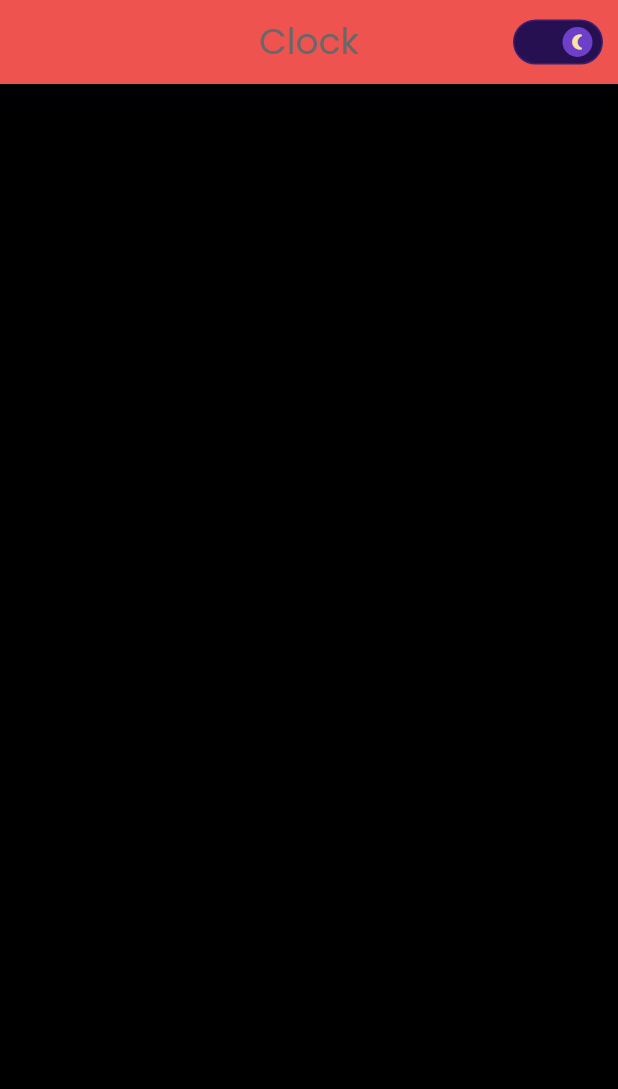
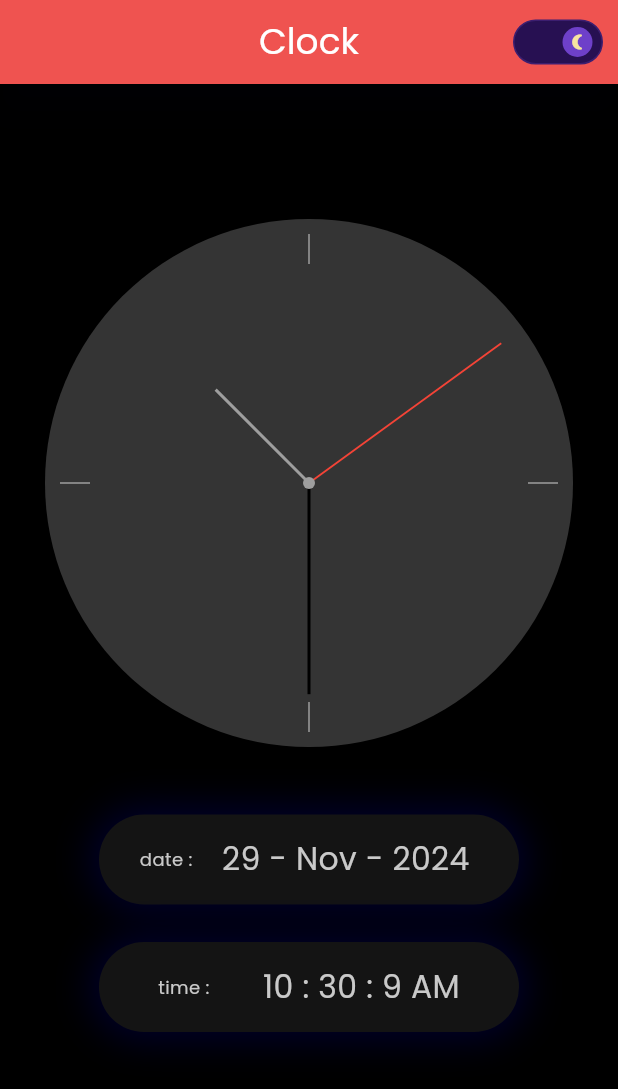
Before and after one commit to EngAhmad-Tayasna/Clock-Application, a Flutter app: the screen it shows after launch, after a tap on the "wb sunny" icon, on a phone screen of 412 x 824 dp. Shown: the top 1089 px of the screen. Run offline on Flutter 3.47's test engine with Material 3 defaults, Android fonts, the phone set to English and light mode, and no system bars; drawn by our look-alikes of flutter_switch; our stand-ins replace get, get_storage, google_fonts.

Commit message:
finish project

```diff
--- a/lib/main.dart
+++ b/lib/main.dart
@@ -21,7 +21,7 @@ class MyApp extends StatelessWidget {
       darkTheme: Themes.dark,
       themeMode: ThemeService().theme,
       debugShowCheckedModeBanner: false,
-      home:  HomePage(),
+      home:  const HomePage(),
     );
   }
 }
--- /dev/null
+++ b/lib/painter/painter.dart
@@ -0,0 +1,102 @@
+import 'dart:math';
+
+import 'package:flutter/material.dart';
+
+class ClockPainter extends CustomPainter {
+  DateTime? dateTime;
+  ClockPainter({this.dateTime});
+  @override
+  void paint(Canvas canvas, Size size) {
+    double centerX = size.width / 2;
+    double centerY = size.height / 2;
+    Offset center = Offset(centerX, centerY);
+
+    // 6
+    canvas.drawLine(
+        Offset(10, centerY),
+        Offset(30, centerY),
+        Paint()
+          ..color = Colors.grey
+          ..style = PaintingStyle.stroke
+          ..strokeWidth = 1);
+
+    // 9
+    canvas.drawLine(
+        Offset(centerX, 10),
+        Offset(centerX, 30),
+        Paint()
+          ..color = Colors.grey
+          ..style = PaintingStyle.stroke
+          ..strokeWidth = 1);
+
+    // 12
+    canvas.drawLine(
+        Offset(centerX * 2 - 30, centerX),
+        Offset(centerX * 2 - 10, centerX),
+        Paint()
+          ..color = Colors.grey
+          ..style = PaintingStyle.stroke
+          ..strokeWidth = 1);
+
+    // 3
+    canvas.drawLine(
+        Offset(centerX, centerY * 2 - 30),
+        Offset(centerX, centerY * 2 - 10),
+        Paint()
+          ..color = Colors.grey
+          ..style = PaintingStyle.stroke
+          ..strokeWidth = 1);
+
+    // hour calc
+    double hourX = centerX +
+        size.width *
+            .25 *
+            cos((dateTime!.hour * 30 + dateTime!.minute * .5) * pi / 180);
+
+    double hourY = centerY +
+        size.width *
+            .25 *
+            sin((dateTime!.hour * 30 + dateTime!.minute * .5) * pi / 180);
+
+    Paint hourPaint = Paint()
+      ..color = Colors.grey
+      ..style = PaintingStyle.stroke
+      ..strokeWidth = 2;
+
+    canvas.drawLine(center, Offset(hourX, hourY), hourPaint);
+
+    // min calc
+    double minX =
+        centerX + size.width * .4 * cos((dateTime!.minute * 6) * pi / 180);
+
+    double minY =
+        centerY + size.width * .4 * sin((dateTime!.minute * 6) * pi / 180);
+
+    Paint minPaint = Paint()
+      ..color = Colors.black
+      ..style = PaintingStyle.stroke
+      ..strokeWidth = 2;
+
+    canvas.drawLine(center, Offset(minX, minY), minPaint);
+
+    // sec calc
+    double secX =
+        centerX + size.width * .45 * cos((dateTime!.second * 6) * pi / 180);
+
+    double secY =
+        centerY + size.width * .45 * sin((dateTime!.second * 6) * pi / 180);
+
+    Paint secPaint = Paint()
+      ..color = Colors.red
+      ..style = PaintingStyle.stroke
+      ..strokeWidth = 1.2;
+
+    canvas.drawLine(center, Offset(secX, secY), secPaint);
+
+    Paint dotPaint = Paint()..color = Colors.grey;
+    canvas.drawCircle(center, 4, dotPaint);
+  }
+
+  @override
+  bool shouldRepaint(covariant CustomPainter oldDelegate) => true;
+}
--- a/lib/view/screens/homepage.dart
+++ b/lib/view/screens/homepage.dart
@@ -1,8 +1,10 @@
 import 'package:clock_app/controller/homecontroller.dart';
+import 'package:clock_app/view/widget/clock.dart';
 import 'package:flutter/material.dart';
 import 'package:flutter_switch/flutter_switch.dart';
 import 'package:get/get.dart';
 import 'package:google_fonts/google_fonts.dart';
+import 'package:intl/intl.dart';
 
 class HomePage extends GetView<HomeController> {
   const HomePage({super.key});
@@ -18,7 +20,7 @@ class HomePage extends GetView<HomeController> {
                     fontSize: 24,
                     fontWeight: FontWeight.normal)
                 : GoogleFonts.poppins(
-                    color: const Color(0xff686868),
+                    color: Colors.white,
                     fontSize: 24,
                     fontWeight: FontWeight.normal)),
         centerTitle: true,
@@ -65,6 +67,99 @@ class HomePage extends GetView<HomeController> {
           )
         ],
       ),
+      body: Column(
+        children: [
+          const Clock(),
+          const SizedBox(
+            height: 45,
+          ),
+          Obx(() => Column(
+                children: [
+                  Container(
+                    alignment: Alignment.center,
+                    width: 280,
+                    height: 60,
+                    decoration: BoxDecoration(
+                        color: Get.isDarkMode
+                            ? const Color(0xff141414)
+                            : Colors.white,
+                        borderRadius: BorderRadius.circular(44),
+                        boxShadow: const [
+                          BoxShadow(
+                              color: Color(0xff000029),
+                              blurRadius: 20,
+                              spreadRadius: 6)
+                        ]),
+                    child: Row(
+                      mainAxisAlignment: MainAxisAlignment.center,
+                      crossAxisAlignment: CrossAxisAlignment.center,
+                      children: [
+                        Text("date : ",
+                            style: Get.isDarkMode
+                                ? GoogleFonts.poppins(
+                                    color: const Color(0xffC9C9C9),
+                                    fontSize: 12)
+                                : GoogleFonts.poppins(
+                                    color: const Color(0xffC9C9C9),
+                                    fontSize: 12)),
+                        const SizedBox(width: 16),
+                        Text(
+                          DateFormat("d - MMM - y ")
+                              .format(controller.dateTime.value),
+                          style: Get.isDarkMode
+                              ? GoogleFonts.poppins(
+                                  color: const Color(0xffC9C9C9), fontSize: 21)
+                              : GoogleFonts.poppins(
+                                  color: const Color(0xff686868), fontSize: 21),
+                        )
+                      ],
+                    ),
+                  ),
+                  const SizedBox(height: 25),
+                  Container(
+                    alignment: Alignment.center,
+                    width: 280,
+                    height: 60,
+                    decoration: BoxDecoration(
+                        color: Get.isDarkMode
+                            ? const Color(0xff141414)
+                            : Colors.white,
+                        borderRadius: BorderRadius.circular(44),
+                        boxShadow: const [
+                          BoxShadow(
+                              color: Color(0xff000029),
+                              blurRadius: 20,
+                              spreadRadius: 6)
+                        ]),
+                    child: Row(
+                      crossAxisAlignment: CrossAxisAlignment.center,
+                      mainAxisAlignment: MainAxisAlignment.center,
+                      children: [
+                        Text("time : ",
+                            style: Get.isDarkMode
+                                ? GoogleFonts.poppins(
+                                    color: const Color(0xffc9c9c9),
+                                    fontSize: 12)
+                                : GoogleFonts.poppins(
+                                    color: const Color(0xffc9c9c9),
+                                    fontSize: 12)),
+                        const SizedBox(width: 32),
+                        Text(
+                          DateFormat("h : m : s a")
+                              .format(controller.dateTime.value),
+                          style: Get.isDarkMode
+                              ? GoogleFonts.poppins(
+                                  color: const Color(0xffC9C9C9), fontSize: 21)
+                              : GoogleFonts.poppins(
+                                  color: const Color(0xff686868), fontSize: 21),
+                        )
+                      ],
+                    ),
+                  )
+                ],
+              ))
+        ],
+      ),
     );
   }
 }
--- /dev/null
+++ b/lib/view/widget/clock.dart
@@ -0,0 +1,34 @@
+import 'dart:math';
+
+import 'package:clock_app/controller/homecontroller.dart';
+import 'package:clock_app/painter/painter.dart';
+import 'package:flutter/material.dart';
+import 'package:get/get.dart';
+
+class Clock extends GetView<HomeController> {
+  const Clock({super.key});
+
+  @override
+  Widget build(BuildContext context) {
+    return Padding(
+        padding: const EdgeInsets.only(left: 30, right: 30, top: 90),
+        child: Obx(
+          () {
+            return AspectRatio(
+              aspectRatio: 1,
+              child: Container(
+                decoration: const BoxDecoration(
+                    color:  Color.fromARGB(255, 52, 52, 52),
+                    shape: BoxShape.circle),
+                child: Transform.rotate(
+                  angle: -pi / 2,
+                  child: CustomPaint(
+                    painter: ClockPainter(dateTime: controller.dateTime.value),
+                  ),
+                ),
+              ),
+            );
+          },
+        ));
+  }
+}
```
